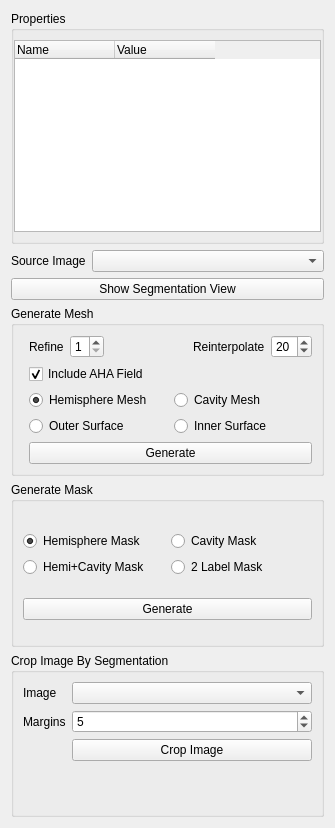
Before: the Qt Designer form src/ui/SegObjProp.ui in ericspod/Eidolon, drawn with Qt 5.
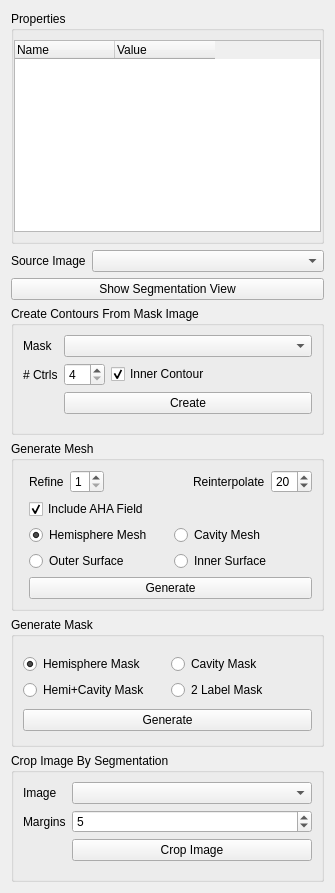
After: the same form once the commit is applied.

Commit message: Mask segmentation routines

Patch:
```diff
--- a/src/ui/SegObjProp.ui
+++ b/src/ui/SegObjProp.ui
@@ -7,7 +7,7 @@
     <x>0</x>
     <y>0</y>
     <width>335</width>
-    <height>828</height>
+    <height>893</height>
    </rect>
   </property>
   <property name="windowTitle">
@@ -137,6 +137,94 @@
      </property>
     </widget>
    </item>
+   <item>
+    <widget class="QGroupBox" name="groupBox_5">
+     <property name="title">
+      <string>Create Contours From Mask Image</string>
+     </property>
+     <layout class="QFormLayout" name="formLayout_3">
+      <item row="0" column="0">
+       <widget class="QLabel" name="label_6">
+        <property name="text">
+         <string>Mask</string>
+        </property>
+       </widget>
+      </item>
+      <item row="0" column="1">
+       <widget class="QComboBox" name="maskImgBox">
+        <property name="sizePolicy">
+         <sizepolicy hsizetype="Expanding" vsizetype="Fixed">
+          <horstretch>0</horstretch>
+          <verstretch>0</verstretch>
+         </sizepolicy>
+        </property>
+       </widget>
+      </item>
+      <item row="2" column="0">
+       <widget class="QLabel" name="label_7">
+        <property name="text">
+         <string># Ctrls</string>
+        </property>
+       </widget>
+      </item>
+      <item row="2" column="1">
+       <layout class="QHBoxLayout" name="horizontalLayout_3">
+        <property name="topMargin">
+         <number>0</number>
+        </property>
+        <item>
+         <widget class="QSpinBox" name="ctrlsBox">
+          <property name="sizePolicy">
+           <sizepolicy hsizetype="Fixed" vsizetype="Fixed">
+            <horstretch>0</horstretch>
+            <verstretch>0</verstretch>
+           </sizepolicy>
+          </property>
+          <property name="minimum">
+           <number>4</number>
+          </property>
+          <property name="maximum">
+           <number>64</number>
+          </property>
+          <property name="singleStep">
+           <number>2</number>
+          </property>
+         </widget>
+        </item>
+        <item>
+         <widget class="QCheckBox" name="innerContBox">
+          <property name="toolTip">
+           <string>Segment an inner region of the mask (ie. pool)</string>
+          </property>
+          <property name="text">
+           <string>Inner Contour</string>
+          </property>
+          <property name="checked">
+           <bool>true</bool>
+          </property>
+         </widget>
+        </item>
+       </layout>
+      </item>
+      <item row="3" column="1">
+       <widget class="QPushButton" name="createContButton">
+        <property name="sizePolicy">
+         <sizepolicy hsizetype="Expanding" vsizetype="Fixed">
+          <horstretch>0</horstretch>
+          <verstretch>0</verstretch>
+         </sizepolicy>
+        </property>
+        <property name="toolTip">
+         <string>Generate contours from binary mask image (replaces existing contours)</string>
+        </property>
+        <property name="text">
+         <string>Create</string>
+        </property>
+       </widget>
+      </item>
+     </layout>
+    </widget>
+   </item>
    <item>
     <widget class="QGroupBox" name="groupBox">
      <property name="title">
```
The commit also changes 3 other files.
